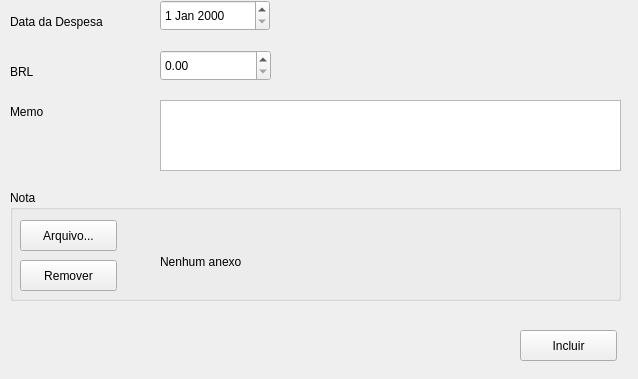
This is formdespesa.ui in marcelbonnet/condominio as Qt 5 draws it before an edit. The edited form follows.
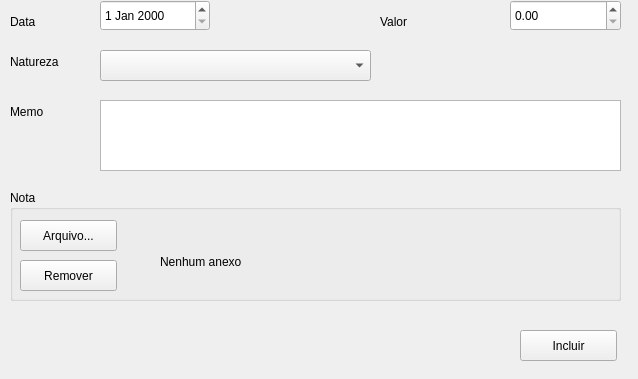
This is the edited form.

```diff
--- a/formdespesa.ui
+++ b/formdespesa.ui
@@ -16,14 +16,14 @@
   <widget class="QLabel" name="label_2">
    <property name="geometry">
     <rect>
-     <x>10</x>
-     <y>60</y>
+     <x>380</x>
+     <y>10</y>
      <width>75</width>
      <height>23</height>
     </rect>
    </property>
    <property name="text">
-    <string>BRL</string>
+    <string>Valor</string>
    </property>
   </widget>
   <widget class="QLabel" name="label_3">
@@ -42,7 +42,7 @@
   <widget class="QDateEdit" name="data">
    <property name="geometry">
     <rect>
-     <x>160</x>
+     <x>100</x>
      <y>0</y>
      <width>110</width>
      <height>31</height>
@@ -54,20 +54,20 @@
     <rect>
      <x>10</x>
      <y>10</y>
-     <width>141</width>
+     <width>71</width>
      <height>23</height>
     </rect>
    </property>
    <property name="text">
-    <string>Data da Despesa</string>
+    <string>Data</string>
    </property>
   </widget>
   <widget class="QPlainTextEdit" name="memo">
    <property name="geometry">
     <rect>
-     <x>160</x>
+     <x>100</x>
      <y>100</y>
-     <width>461</width>
+     <width>521</width>
      <height>71</height>
     </rect>
    </property>
@@ -140,9 +140,35 @@
   <widget class="QDoubleSpinBox" name="valor">
    <property name="geometry">
     <rect>
-     <x>160</x>
-     <y>50</y>
+     <x>510</x>
+     <y>0</y>
      <width>111</width>
+     <height>31</height>
+    </rect>
+   </property>
+   <property name="maximum">
+    <double>99999.990000000005239</double>
+   </property>
+  </widget>
+  <widget class="QLabel" name="label_4">
+   <property name="geometry">
+    <rect>
+     <x>10</x>
+     <y>50</y>
+     <width>75</width>
+     <height>23</height>
+    </rect>
+   </property>
+   <property name="text">
+    <string>Natureza</string>
+   </property>
+  </widget>
+  <widget class="QComboBox" name="cmbNatureza">
+   <property name="geometry">
+    <rect>
+     <x>100</x>
+     <y>50</y>
+     <width>271</width>
      <height>31</height>
     </rect>
    </property>
```
